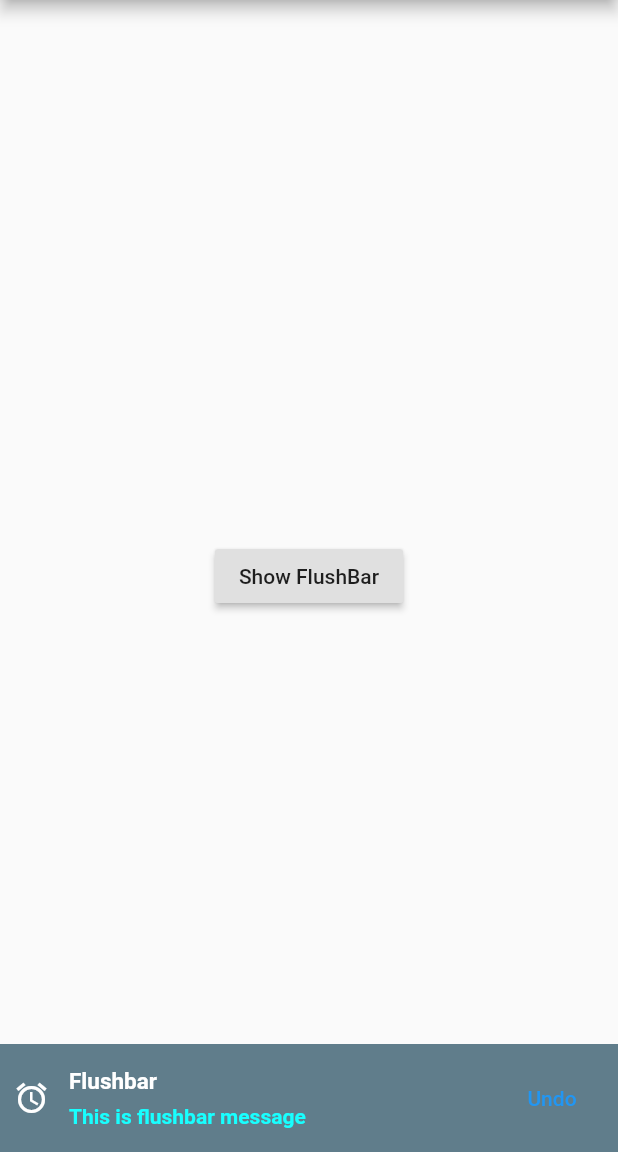
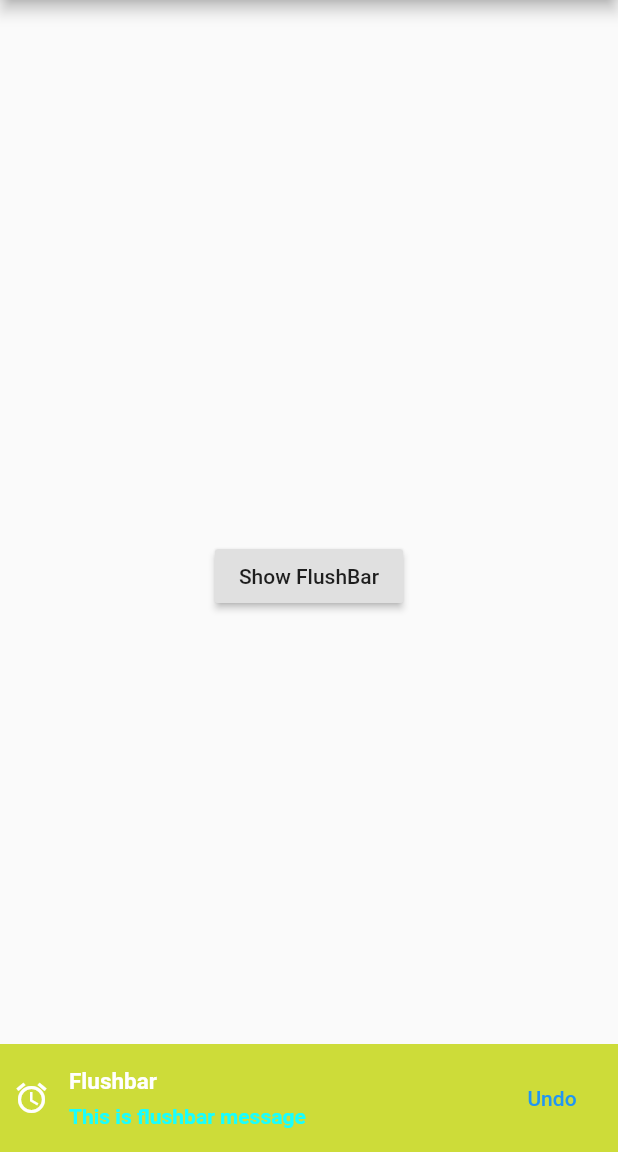
Before and after one commit to aceead/widgetadvanced, a Flutter app: the screen it shows after launch, after a tap on "Show FlushBar", on a phone screen of 412 x 824 dp, the part 84-1236 px from its top. Run offline on Flutter 3.47's test engine with Material 2 defaults, Android fonts, the phone set to English and light mode, and no system bars; our stand-ins replace flushbar, toast.

```diff
--- a/lib/main.dart
+++ b/lib/main.dart
@@ -58,7 +58,7 @@ class _MyHomePageState extends State<MyHomePage> {
                     color: Colors.cyanAccent,
                     fontWeight: FontWeight.bold,
                   )),
-              backgroundColor: Colors.blueGrey,
+              backgroundColor: Colors.lime,
             ).show(context);
           },
         ),
```
Also changed, not shown: 1 other file.
